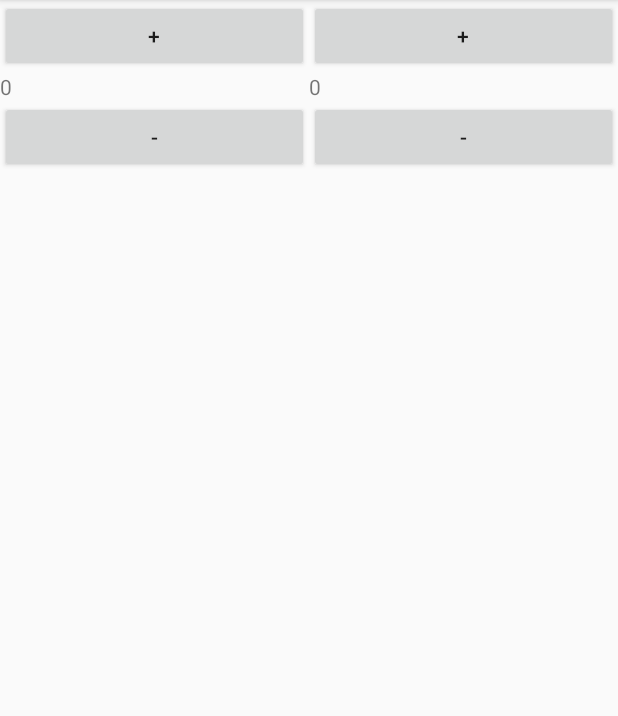
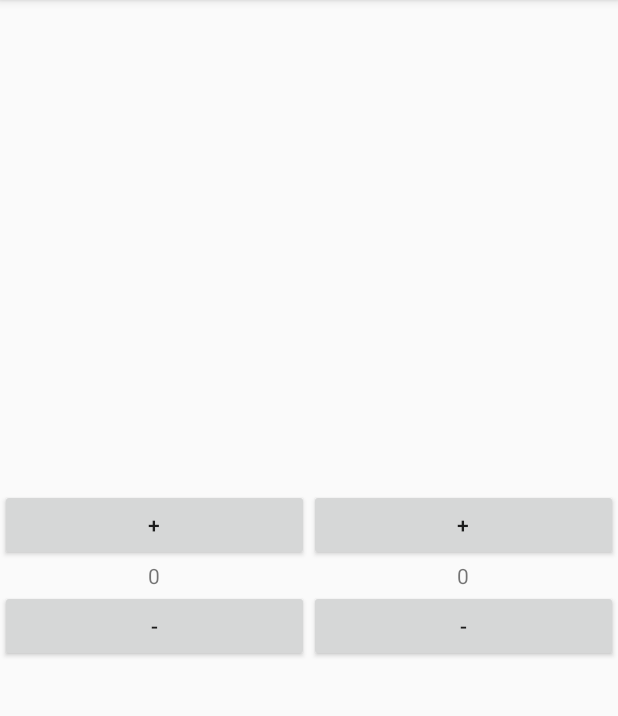
Before and after one commit to DitaAjiPratama/score, an Android app: the screen it shows after launch (MainActivity), on a phone screen of 412 x 824 dp, the part 84-800 px from its top. Run offline under Robolectric (Android 15) with nearby library versions, the phone set to English and light mode, and no system bars.

Commit message:
Gravity center in LinearLayout, and wrap_content in TextView layout_width

```diff
--- a/app/src/main/res/layout/activity_main.xml
+++ b/app/src/main/res/layout/activity_main.xml
@@ -20,6 +20,7 @@
             android:layout_width="match_parent"
             android:layout_height="match_parent"
             android:layout_weight="1"
+            android:gravity="center"
             android:orientation="vertical">
 
             <Button
@@ -30,7 +31,7 @@
 
             <TextView
                 android:id="@+id/scoreRed"
-                android:layout_width="match_parent"
+                android:layout_width="wrap_content"
                 android:layout_height="wrap_content"
                 android:text="0" />
 
@@ -45,6 +46,7 @@
             android:layout_width="match_parent"
             android:layout_height="match_parent"
             android:layout_weight="1"
+            android:gravity="center"
             android:orientation="vertical">
 
             <Button
@@ -55,7 +57,7 @@
 
             <TextView
                 android:id="@+id/scoreBlue"
-                android:layout_width="match_parent"
+                android:layout_width="wrap_content"
                 android:layout_height="wrap_content"
                 android:text="0" />
 
```
